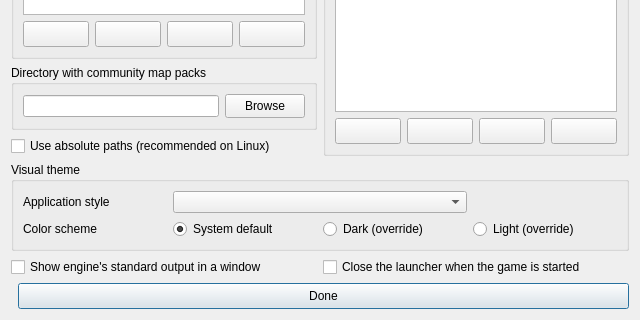
Above: Forms/SetupDialog.ui from Youda008/DoomRunner before the change; both pictures show x 0 to 640 and y 320 to 640 of the 640 by 640 pixel window. Below: the same form after it.
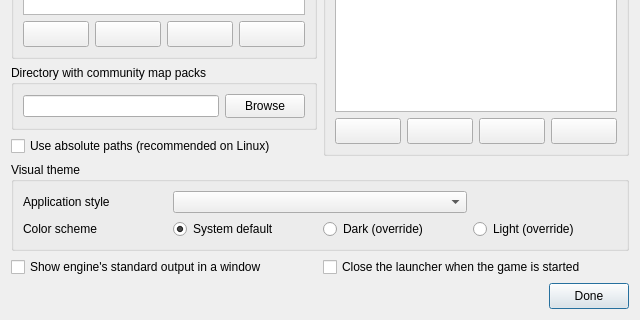
That is the form after the change. Icons and pictures are not drawn. Custom widgets are drawn as their Qt base class.

Commit message: fixed the size policy and tooltips of the mod buttons

```diff
--- a/Forms/SetupDialog.ui
+++ b/Forms/SetupDialog.ui
@@ -464,6 +464,12 @@
        <property name="orientation">
         <enum>Qt::Horizontal</enum>
        </property>
+       <property name="sizeHint" stdset="0">
+        <size>
+         <width>0</width>
+         <height>0</height>
+        </size>
+       </property>
       </spacer>
      </item>
      <item>
@@ -472,7 +478,7 @@
         <bool>true</bool>
        </property>
        <property name="sizePolicy">
-        <sizepolicy hsizetype="Preferred" vsizetype="Fixed">
+        <sizepolicy hsizetype="Minimum" vsizetype="Fixed">
          <horstretch>0</horstretch>
          <verstretch>0</verstretch>
         </sizepolicy>
```
Left out of the diff: 16 changed lines with no effect on the pictures. The commit also changes 2 other files.
